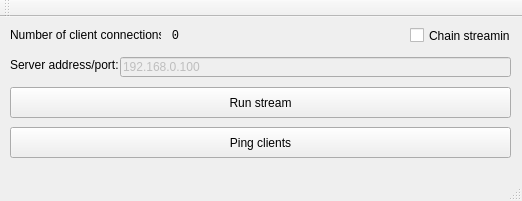
This is server/main_window.ui in redmoo/P2P-Radio as Qt 5 draws it before an edit. The edited form follows.
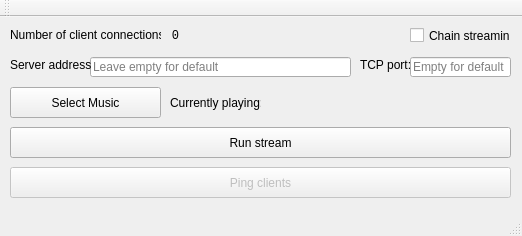
This is the edited form.

Commit message: GUI updated. Current track info sent to clients. Default and custom connection options.

The edit to the form file:
```diff
--- a/server/main_window.ui
+++ b/server/main_window.ui
@@ -7,7 +7,7 @@
     <x>0</x>
     <y>0</y>
     <width>522</width>
-    <height>201</height>
+    <height>236</height>
    </rect>
   </property>
   <property name="windowTitle">
@@ -16,18 +16,21 @@
   <widget class="QWidget" name="centralWidget">
    <widget class="QLineEdit" name="connectionInfoLine">
     <property name="enabled">
-     <bool>false</bool>
+     <bool>true</bool>
     </property>
     <property name="geometry">
      <rect>
-      <x>120</x>
+      <x>90</x>
       <y>40</y>
-      <width>391</width>
+      <width>261</width>
       <height>20</height>
      </rect>
     </property>
     <property name="text">
-     <string>192.168.0.100</string>
+     <string/>
+    </property>
+    <property name="placeholderText">
+     <string>Leave empty for default</string>
     </property>
    </widget>
    <widget class="QLabel" name="label">
@@ -35,19 +38,22 @@
      <rect>
       <x>10</x>
       <y>40</y>
-      <width>111</width>
+      <width>81</width>
       <height>16</height>
      </rect>
     </property>
     <property name="text">
-     <string>Server address/port:</string>
+     <string>Server address:</string>
     </property>
    </widget>
-   <widget class="QPushButton" name="pingCLientsButton">
+   <widget class="QPushButton" name="pingClientsButton">
+    <property name="enabled">
+     <bool>false</bool>
+    </property>
     <property name="geometry">
      <rect>
       <x>10</x>
-      <y>110</y>
+      <y>150</y>
       <width>501</width>
       <height>31</height>
      </rect>
@@ -60,7 +66,7 @@
     <property name="geometry">
      <rect>
       <x>10</x>
-      <y>70</y>
+      <y>110</y>
       <width>501</width>
       <height>31</height>
      </rect>
@@ -122,6 +128,74 @@
      <string>Chain streaming</string>
     </property>
    </widget>
+   <widget class="QLineEdit" name="portInfoLine">
+    <property name="geometry">
+     <rect>
+      <x>410</x>
+      <y>40</y>
+      <width>101</width>
+      <height>20</height>
+     </rect>
+    </property>
+    <property name="placeholderText">
+     <string>Empty for default</string>
+    </property>
+   </widget>
+   <widget class="QLabel" name="label_2">
+    <property name="geometry">
+     <rect>
+      <x>360</x>
+      <y>40</y>
+      <width>51</width>
+      <height>16</height>
+     </rect>
+    </property>
+    <property name="text">
+     <string>TCP port:</string>
+    </property>
+   </widget>
+   <widget class="QPushButton" name="fileButton">
+    <property name="geometry">
+     <rect>
+      <x>10</x>
+      <y>70</y>
+      <width>151</width>
+      <height>31</height>
+     </rect>
+    </property>
+    <property name="text">
+     <string>Select Music</string>
+    </property>
+   </widget>
+   <widget class="QLabel" name="fileLabel">
+    <property name="enabled">
+     <bool>true</bool>
+    </property>
+    <property name="geometry">
+     <rect>
+      <x>270</x>
+      <y>70</y>
+      <width>231</width>
+      <height>31</height>
+     </rect>
+    </property>
+    <property name="text">
+     <string/>
+    </property>
+   </widget>
+   <widget class="QLabel" name="label_3">
+    <property name="geometry">
+     <rect>
+      <x>170</x>
+      <y>70</y>
+      <width>91</width>
+      <height>31</height>
+     </rect>
+    </property>
+    <property name="text">
+     <string>Currently playing:</string>
+    </property>
+   </widget>
   </widget>
   <widget class="QMenuBar" name="menuBar">
    <property name="geometry">
```
The commit also changes 13 other files.
